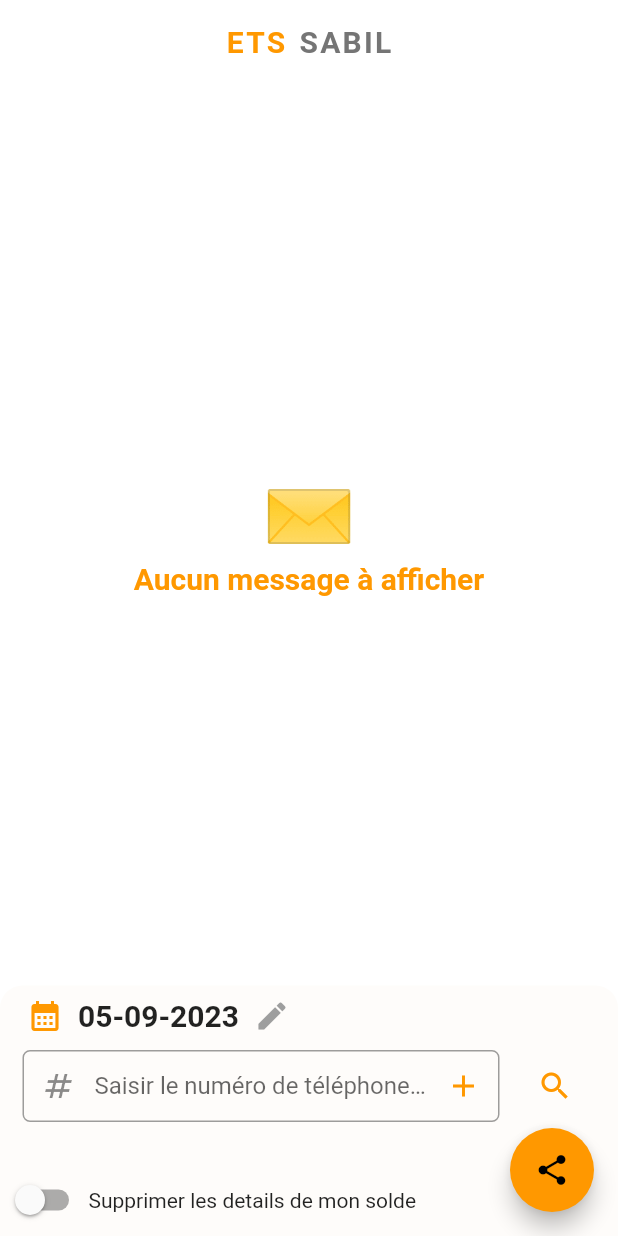
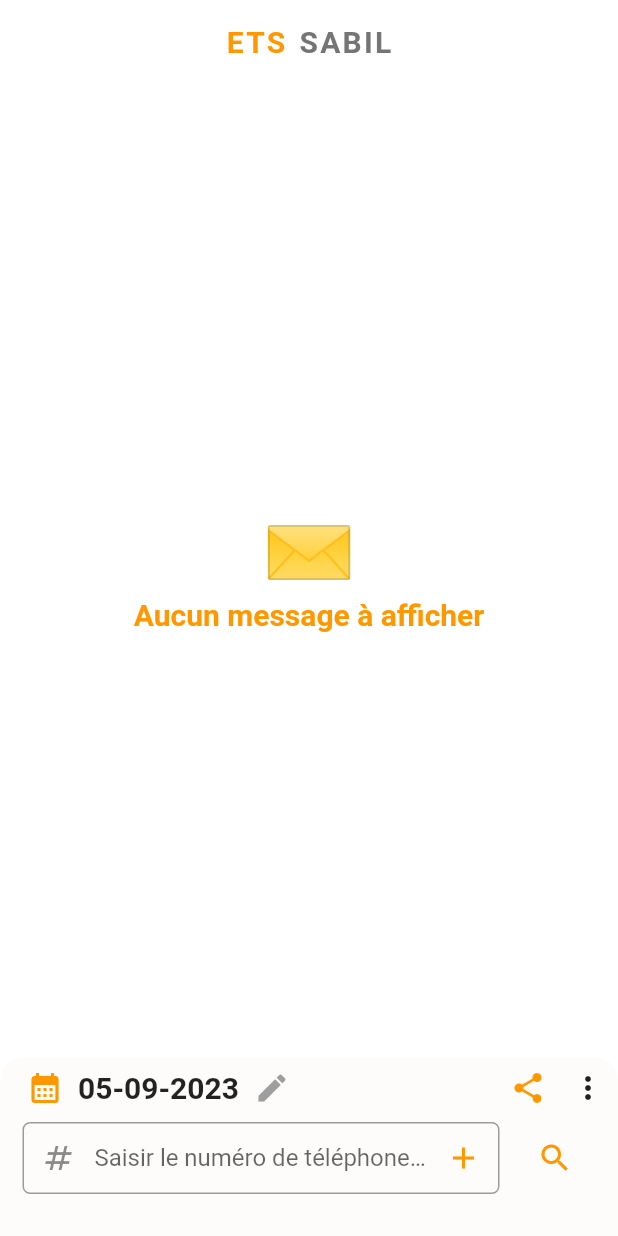
Before and after one commit to Mohamedelbechir/appsms, a Flutter app: the screen it shows after launch, after a tap on the "search" icon, on a phone screen of 412 x 824 dp. Run offline on Flutter 3.47's test engine with Material 2 defaults, Android fonts, the phone set to English and light mode, and no system bars; our stand-ins replace bloc, equatable, flutter_bloc, image_gallery_saver, mask_text_input_formatter, share_plus; missing offline and left inert: flutter_rounded_date_picker, telephony.

Commit message:
Restructure the project

```diff
--- a/lib/cubit/messages/list_messages_cubit.dart
+++ b/lib/cubit/messages/list_messages_cubit.dart
@@ -49,7 +49,7 @@
     String expeditor,
     DateTime? date,
   ) {
-    var filter = SmsFilter.where(SmsColumn.ADDRESS).equals(expeditor);
+    var filter = SmsFilter.where(SmsColumn.BODY).equals("");
 
     if (date != null) {
       filter = filter
--- a/lib/main.dart
+++ b/lib/main.dart
@@ -1,5 +1,5 @@
 import 'package:appsms/cubit/receiversPhoneNumber/receivers_phone_numbers_cubit.dart';
-import 'package:appsms/pages/home.dart';
+import 'package:appsms/pages/home/home.dart';
 import 'package:flutter/material.dart';
 import 'package:flutter_bloc/flutter_bloc.dart';
 import 'package:flutter_localizations/flutter_localizations.dart';
--- a/lib/pages/home.dart
+++ /dev/null
@@ -1,247 +0,0 @@
-import 'dart:typed_data';
-import 'dart:ui';
-
-import 'package:appsms/cubit/messages/list_messages_cubit.dart';
-import 'package:appsms/cubit/receiversPhoneNumber/receivers_phone_numbers_cubit.dart';
-import 'package:appsms/widgets/data_selector.dart';
-import 'package:appsms/widgets/receiver_phone_number_text_field.dart';
-import 'package:flutter/material.dart';
-import 'package:flutter/rendering.dart';
-import 'package:flutter_bloc/flutter_bloc.dart';
-import 'package:image_gallery_saver/image_gallery_saver.dart';
-import 'package:share_plus/share_plus.dart';
-import '../models/save_image_result.dart';
-import '../widgets/app_title.dart';
-import '../widgets/empty_list_of_message.dart';
-import '../widgets/message_item.dart';
-import '../widgets/receiver_phone_numbers_widget.dart';
-
-class HomePage extends StatefulWidget {
-  const HomePage({super.key});
-
-  @override
-  State<HomePage> createState() => _HomePageState();
-}
-
-class _HomePageState extends State<HomePage> {
-  final widgetKeys = <GlobalKey>[];
-  bool isSensitiveDetailDisplayed = false;
-  final _receiverPhoneNumberController = TextEditingController(text: '');
-  var selectedDate = DateUtils.dateOnly(DateTime.now());
-
-  @override
-  void initState() {
-    super.initState();
-    context.read<ListMessagesCubit>().stream.listen((event) {
-      if (event is MessagesLoaded) {
-        setState(() {
-          isSensitiveDetailDisplayed = event.isSensitiveDetailDisplayed;
-        });
-      }
-    });
-  }
-
-  Future<SaveImageResult> takeWidgetCapture(GlobalKey widgetKey) async {
-    final byteData = await convertToImageByteData(widgetKey);
-
-    return await saveToGallery(byteData);
-  }
-
-  Future<ByteData?> convertToImageByteData(
-    GlobalKey<State<StatefulWidget>> key,
-  ) async {
-    final renderObject = key.currentContext?.findRenderObject();
-    final pixelRatio = MediaQuery.of(context).devicePixelRatio;
-    final image = await (renderObject as RenderRepaintBoundary?)?.toImage(
-      pixelRatio: pixelRatio,
-    );
-    return await image?.toByteData(format: ImageByteFormat.png);
-  }
-
-  Future<SaveImageResult> saveToGallery(ByteData? byteData) async {
-    if (byteData == null) return SaveImageResult('', false);
-
-    final result = await ImageGallerySaver.saveImage(
-      byteData.buffer.asUint8List(),
-      name: 'app_sms_${DateTime.now().millisecondsSinceEpoch}',
-    );
-
-    return SaveImageResult(result['filePath'], result['isSuccess']);
-  }
-
-  @override
-  Widget build(BuildContext context) {
-    return Scaffold(
-      appBar: AppBar(
-        backgroundColor: Colors.white,
-        elevation: 0,
-        //centerTitle: true,
-        title: const AppTitle(),
-      ),
-      backgroundColor: Colors.white,
-      body: Column(
-        children: [
-          Expanded(
-            child: Center(
-              child: BlocBuilder<ListMessagesCubit, ListMessagesState>(
-                builder: (_, state) => _renderListMessages(state),
-              ),
-            ),
-          ),
-          Container(
-            decoration: BoxDecoration(
-              borderRadius: const BorderRadius.only(
-                topLeft: Radius.circular(15),
-                topRight: Radius.circular(15),
-              ),
-              color: const Color.fromARGB(255, 248, 241, 229).withOpacity(.2),
-            ),
-            child: Column(
-              children: [
-                DateSelector(onSelect: (value) => selectedDate = value),
-                const ReceiverPhoneNumbersWidget(),
-                Padding(
-                  padding:
-                      const EdgeInsets.symmetric(horizontal: 15, vertical: 0),
-                  child: Row(
-                    mainAxisAlignment: MainAxisAlignment.spaceBetween,
-                    children: [
-                      Expanded(
-                        child: ReceiverPhoneNumberTextField(
-                          receiverPhoneNumberController:
-                              _receiverPhoneNumberController,
-                        ),
-                      ),
-                      const SizedBox(width: 10),
-                      InkWell(
-                        onTap: _searchMessages,
-                        child: const Padding(
-                          padding: EdgeInsets.all(15.0),
-                          child: Icon(Icons.search, color: Colors.orange),
-                        ),
-                      )
-                    ],
-                  ),
-                ),
-                const SizedBox(height: 25),
-                InkWell(
-                  onTap: () {
-                    context.read<ListMessagesCubit>().toggleSensitiveDetails();
-                  },
-                  child: Row(
-                    children: [
-                      IgnorePointer(
-                        child: Switch(
-                          value: isSensitiveDetailDisplayed,
-                          onChanged: (_) {},
-                        ),
-                      ),
-                      const Text("Supprimer les details de mon solde"),
-                    ],
-                  ),
-                ),
-              ],
-            ),
-          )
-        ],
-      ),
-      floatingActionButton: FloatingActionButton(
-        onPressed: () async {
-          await shareMessages();
-        },
-        child: const Icon(Icons.share),
-      ),
-    );
-  }
-
-  void _searchMessages() {
-    final phoneNumbers = _getPhoneNumbers();
-    context.read<ListMessagesCubit>().loadMessages(
-          expeditor: "OrangeMoney",
-          bodyPatterns: phoneNumbers,
-          date: selectedDate,
-        );
-  }
-
-  List<String> _getPhoneNumbers() {
-    final currentState = context.read<ReceiversPhoneNumbersCubit>().state;
-
-    final phoneNumbers = <String>[];
-
-    final currentPhoneInTextField = phoneNumberMaskFormatter
-        .unmaskText(_receiverPhoneNumberController.text);
-
-    if (currentPhoneInTextField.trim().isNotEmpty) {
-      phoneNumbers.add(currentPhoneInTextField);
-    }
-    if (currentState is ReceiversPhoneNumbersLoaded) {
-      phoneNumbers.addAll(currentState.numbers);
-    }
-    return phoneNumbers;
-  }
-
-  Widget _renderListMessages(ListMessagesState state) {
-    if (state is MessagesLoaded) {
-      return _listMessages(state);
-    }
-    if (state is ListMessagesInitial) {
-      return const EmptyListOfMessage();
-    }
-    return Container();
-  }
-
-  Widget _listMessages(MessagesLoaded state) {
-    return SingleChildScrollView(
-      physics: const BouncingScrollPhysics(),
-      child: Column(
-        key: const Key("list_messages"),
-        mainAxisSize: MainAxisSize.max,
-        crossAxisAlignment: CrossAxisAlignment.stretch,
-        mainAxisAlignment: MainAxisAlignment.start,
-        children: List.generate(state.messages.length, (index) {
-          final currentMessage = state.messages.elementAt(index);
-          final currentKey = GlobalKey();
-          widgetKeys.add(currentKey);
-          var messageContent = currentMessage.getMessage(
-                  noSensitiveDetails: state.isSensitiveDetailDisplayed) ??
-              '';
-          return MessageItem(
-            currentKey: currentKey,
-            messageContent: messageContent,
-          );
-        }),
-      ),
-    );
-  }
-
-  Future<void> shareMessages() async {
-    final result = await Share.shareXFiles(
-      await getXFiles(),
-      subject: 'OrangeMoney',
-      text: 'OrangeMoney',
-    );
-
-    if (result.status == ShareResultStatus.success) {
-      print('Thank you for sharing the picture!');
-    }
-  }
-
-  Future<List<XFile>> getXFiles() async {
-    final bytesImages = await Future.wait(widgetKeys.map((currentKey) async {
-      return await convertToImageByteData(currentKey);
-    }));
-
-    return bytesImages
-        .where((currentImageByte) => currentImageByte?.buffer != null)
-        .map(mapBinaryToXFileImage)
-        .toList();
-  }
-
-  XFile mapBinaryToXFileImage(ByteData? currentCaptureResult) {
-    return XFile.fromData(
-      currentCaptureResult!.buffer.asUint8List(),
-      name: '${DateTime.now().millisecondsSinceEpoch}.png',
-      mimeType: 'image/png',
-    );
-  }
-}
```
Also changed, not shown: lib/pages/parameter/parameter_modal.dart (added, +68 -0 lines), lib/pages/parameter/widgets/modal_parameter_title.dart (added, +19 -0 lines), lib/pages/parameter/widgets/sensitive_detail_config.dart (added, +57 -0 lines), lib/pages/home/widgets/date_selector.dart (renamed from lib/widgets/data_selector.dart), lib/pages/home/widgets/empty_list_of_message.dart (renamed from lib/widgets/empty_list_of_message.dart), lib/pages/home/widgets/message_item.dart (renamed from lib/widgets/message_item.dart), lib/pages/home/widgets/receiver_phone_number_text_field.dart (renamed from lib/widgets/receiver_phone_number_text_field.dart), lib/pages/home/widgets/receiver_phone_numbers_widget.dart (renamed from lib/widgets/receiver_phone_numbers_widget.dart).
